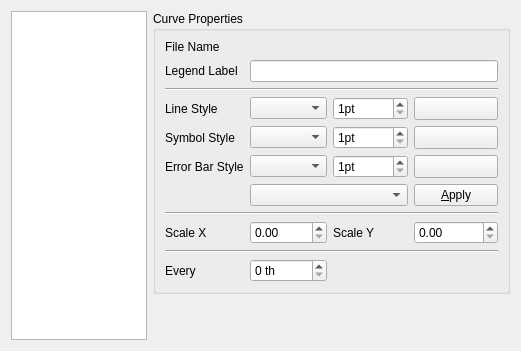
Above: libsaxsview/saxsview_configpage_curve.ui from emblsaxs/saxsview before the change. Below: the same form after it.
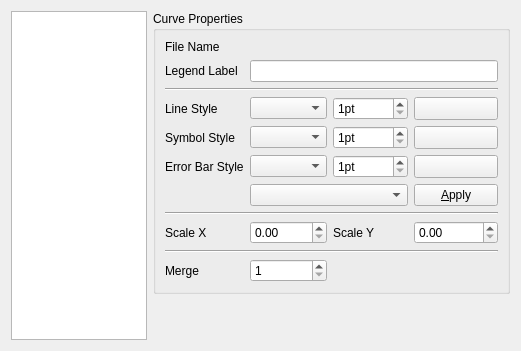
That is the form after the change. Custom widgets are drawn as their Qt base class.

The edit to the form file:
```diff
--- a/libsaxsview/saxsview_configpage_curve.ui
+++ b/libsaxsview/saxsview_configpage_curve.ui
@@ -203,16 +203,22 @@
        </widget>
       </item>
       <item row="11" column="1">
-       <widget class="QSpinBox" name="spinEvery">
-        <property name="suffix">
-         <string> th</string>
+       <widget class="QSpinBox" name="spinMerge">
+        <property name="accelerated">
+         <bool>true</bool>
+        </property>
+        <property name="minimum">
+         <number>1</number>
+        </property>
+        <property name="maximum">
+         <number>9999</number>
         </property>
        </widget>
       </item>
       <item row="11" column="0">
        <widget class="QLabel" name="lblEvery">
         <property name="text">
-         <string>Every</string>
+         <string>Merge</string>
         </property>
         <property name="buddy">
          <cstring>spinEvery</cstring>
```
Left out of the diff: 6 changed lines with no effect on the pictures.
